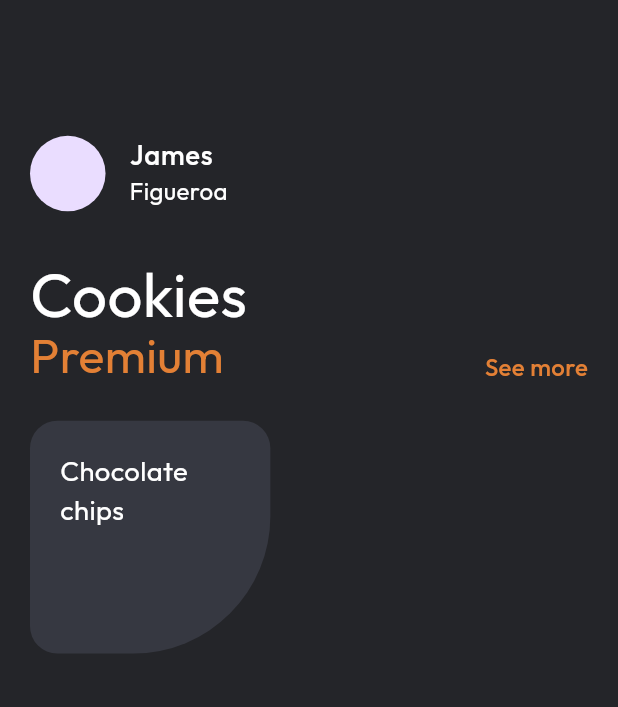
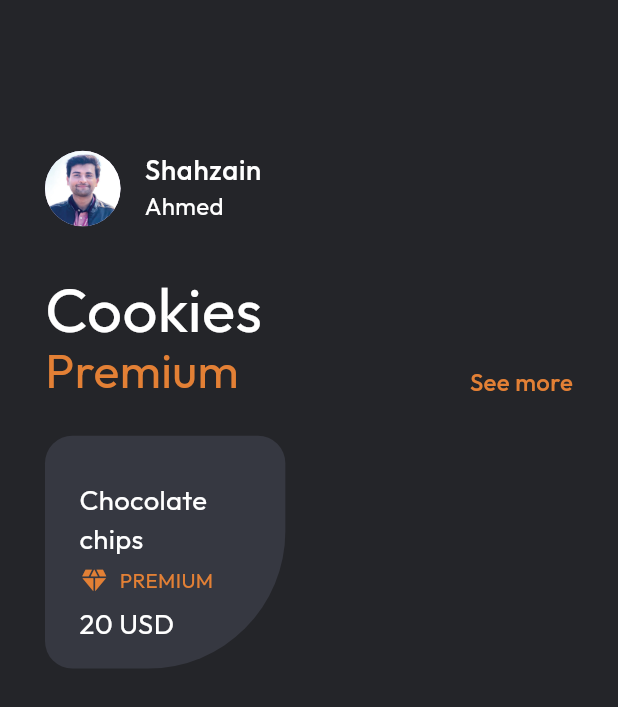
Before and after one commit to ShahzainAhmed/Cookies_App, a Flutter app: the screen it shows after launch, on a phone screen of 412 x 824 dp. Shown: the top 707 px of the screen. Run offline on Flutter 3.47's test engine with Material 3 defaults, Android fonts, the phone set to English and light mode, and no system bars; our stand-ins replace flutter_screenutil, get, google_fonts.

Commit message:
cookie container ready

```diff
--- a/lib/resources/app_assets.dart
+++ b/lib/resources/app_assets.dart
@@ -1,3 +1,3 @@
 class AppAssets {
-  static const kOnboarding = 'assets/images/onboarding.png';
+  static const kProfilePic = 'assets/images/profile.jpeg';
 }
--- a/lib/views/home/home_screen.dart
+++ b/lib/views/home/home_screen.dart
@@ -1,3 +1,4 @@
+import 'package:coffee_app/resources/app_assets.dart';
 import 'package:coffee_app/resources/app_colors.dart';
 import 'package:coffee_app/resources/app_typography.dart';
 import 'package:flutter/material.dart';
@@ -10,21 +11,24 @@ class HomeScreen extends StatelessWidget {
   Widget build(BuildContext context) {
     return Scaffold(
       body: Padding(
-        padding: const EdgeInsets.all(20),
+        padding: const EdgeInsets.all(30),
         child: Column(
           crossAxisAlignment: CrossAxisAlignment.start,
           children: [
             SizedBox(height: 50.h),
             ListTile(
               contentPadding: EdgeInsets.zero,
-              leading: CircleAvatar(radius: 22.r),
+              leading: CircleAvatar(
+                radius: 22.r,
+                foregroundImage: const AssetImage(AppAssets.kProfilePic),
+              ),
               title: Text(
-                "James",
+                "Shahzain",
                 style: AppTypography.kMedium16
                     .copyWith(color: AppColors.kWhiteColor),
               ),
               subtitle: Text(
-                "Figueroa",
+                "Ahmed",
                 style: AppTypography.kLight14
                     .copyWith(color: AppColors.kWhiteColor),
               ),
@@ -58,7 +62,12 @@ class HomeScreen extends StatelessWidget {
             ),
             SizedBox(height: 20.h),
             Container(
-              padding: const EdgeInsets.all(20),
+              padding: EdgeInsets.only(
+                left: 20.w,
+                right: 20.w,
+                top: 20.h,
+                bottom: 10.h,
+              ),
               height: 130.h,
               width: 140.w,
               decoration: BoxDecoration(
@@ -71,10 +80,32 @@ class HomeScreen extends StatelessWidget {
                 ),
               ),
               child: Column(
+                mainAxisAlignment: MainAxisAlignment.spaceEvenly,
                 crossAxisAlignment: CrossAxisAlignment.start,
                 children: [
                   Text(
                     "Chocolate chips",
+                    style: AppTypography.kLight16
+                        .copyWith(color: AppColors.kWhiteColor),
+                  ),
+                  Row(
+                    children: [
+                      const Icon(
+                        Icons.diamond,
+                        color: AppColors.kOrangeColor,
+                        size: 20,
+                      ),
+                      SizedBox(width: 6.w),
+                      Text(
+                        "PREMIUM",
+                        style: AppTypography.kLight12.copyWith(
+                          color: AppColors.kOrangeColor,
+                        ),
+                      ),
+                    ],
+                  ),
+                  Text(
+                    "20 USD",
                     style: AppTypography.kLight16
                         .copyWith(color: AppColors.kWhiteColor),
                   ),
--- a/pubspec.yaml
+++ b/pubspec.yaml
@@ -67,9 +67,8 @@ flutter:
   uses-material-design: true
 
   # To add assets to your application, add an assets section, like this:
-  # assets:
-  #   - images/a_dot_burr.jpeg
-  #   - images/a_dot_ham.jpeg
+  assets:
+    - assets/images/
 
   # An image asset can refer to one or more resolution-specific "variants", see
   # https://flutter.dev/to/resolution-aware-images
```
Also changed, not shown: assets/images/profile.jpeg (added), 34 other files.
